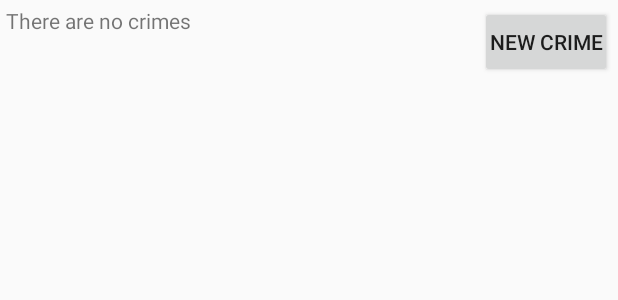
After one commit to pjlosco/CriminalIntent, an Android app: the layout empty_list.xml on its own in the app's theme, with its tools: preview values and no code run, on a phone screen of 412 x 824 dp. The commit adds this screen. Shown: the top 300 px of the screen. Run offline under Robolectric (Android 15) with nearby library versions, the phone set to English and light mode, and no system bars.

```diff
--- a/app/src/main/java/com/bignerdranch/android/criminalintent/app/controller/CrimeFragment.java
+++ b/app/src/main/java/com/bignerdranch/android/criminalintent/app/controller/CrimeFragment.java
@@ -136,4 +136,9 @@ public class CrimeFragment extends Fragment {
         }
     }
 
+    @Override
+    public void onPause() {
+        super.onPause();
+        CrimeLab.get(getActivity()).saveCrimes();
+    }
 }
--- /dev/null
+++ b/app/src/main/res/layout/empty_list.xml
@@ -0,0 +1,42 @@
+<?xml version="1.0" encoding="utf-8"?>
+<FrameLayout xmlns:android="http://schemas.android.com/apk/res/android"
+    android:layout_width="match_parent"
+    android:layout_height="match_parent"
+    >
+
+    <ListView
+        android:id="@android:id/list"
+        android:layout_width="match_parent"
+        android:layout_height="match_parent"
+        />
+
+    <FrameLayout
+        android:id="@android:id/empty"
+        android:layout_width="match_parent"
+        android:layout_height="match_parent" >
+
+        <!--  android:id="@android:id/empty" !-->
+        <TextView
+            android:layout_width="wrap_content"
+            android:layout_height="wrap_content"
+            android:layout_gravity="left"
+            android:text="@string/empty_crime_list"
+            android:padding="4dp"
+            />
+
+        <Button
+            android:id="@+id/button_add_crime"
+            android:layout_width="wrap_content"
+            android:layout_height="wrap_content"
+            android:layout_gravity="right"
+            android:layout_margin="4dp"
+            android:gravity="center"
+            android:maxLines="2"
+            android:padding="5dp"
+            android:text="@string/new_crime"
+            android:textAlignment="center"
+            />
+
+    </FrameLayout>
+
+</FrameLayout>
--- a/app/src/main/res/values/strings.xml
+++ b/app/src/main/res/values/strings.xml
@@ -14,5 +14,6 @@
     <string name="hide_subtitle">Hide Subtitle</string>
     <string name="subtitle">If you see something, say something.</string>
     <string name="delete_crime">Delete</string>
+    <string name="empty_crime_list">There are no crimes</string>
 
 </resources>
```
Also changed, not shown: app/src/main/java/com/bignerdranch/android/criminalintent/app/controller/CrimeListFragment.java (+16 -9 lines), app/src/main/java/com/bignerdranch/android/criminalintent/app/model/Crime.java (+26 -0 lines), app/src/main/java/com/bignerdranch/android/criminalintent/app/model/CrimeLab.java (+22 -1 lines), app/src/main/java/com/bignerdranch/android/criminalintent/app/model/CriminalIntentJSONSerializer.java (added, +73 -0 lines), 3 other files.
